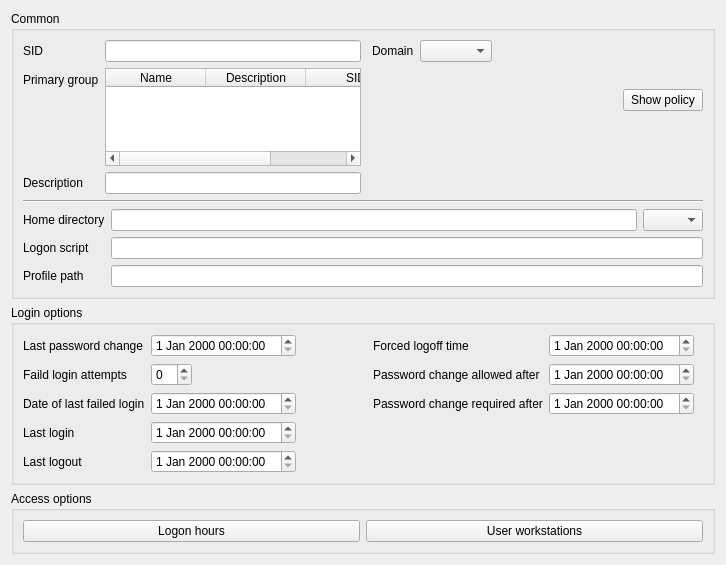
The window that agent/src/clacks/agent/data/templates/default/user-samba.ui (gonicus/clacks) describes before a commit, drawn with Qt 5.
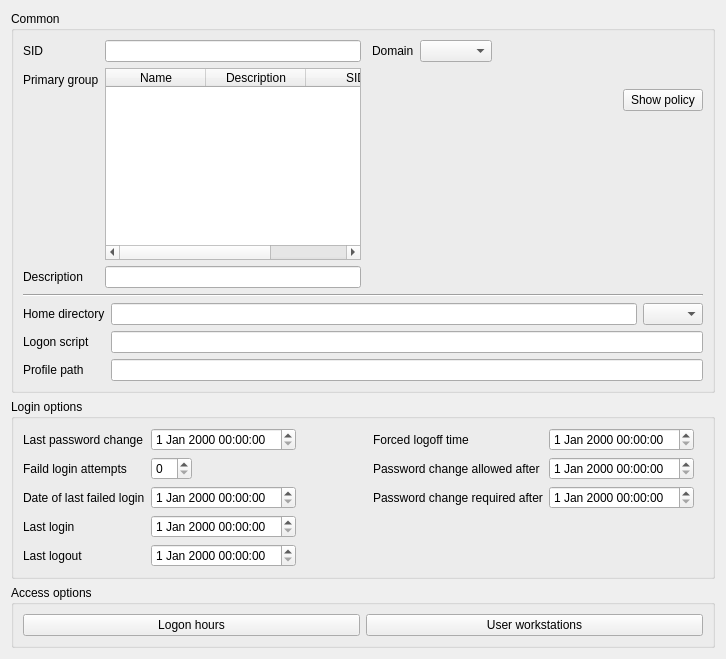
The same window after the commit. Icons and pictures are not drawn.

Patch:
```diff
--- a/agent/src/clacks/agent/data/templates/default/user-samba.ui
+++ b/agent/src/clacks/agent/data/templates/default/user-samba.ui
@@ -7,7 +7,7 @@
     <x>0</x>
     <y>0</y>
     <width>726</width>
-    <height>565</height>
+    <height>598</height>
    </rect>
   </property>
   <property name="windowTitle">
@@ -20,6 +20,12 @@
   <layout class="QGridLayout" name="gridLayout_3">
    <item row="0" column="0">
     <widget class="QGroupBox" name="groupBox_2">
+     <property name="sizePolicy">
+      <sizepolicy hsizetype="Preferred" vsizetype="MinimumExpanding">
+       <horstretch>0</horstretch>
+       <verstretch>0</verstretch>
+      </sizepolicy>
+     </property>
      <property name="title">
       <string>Common</string>
      </property>
@@ -245,6 +251,12 @@
    </item>
    <item row="1" column="0">
     <widget class="QGroupBox" name="groupBox_3">
+     <property name="sizePolicy">
+      <sizepolicy hsizetype="Preferred" vsizetype="MinimumExpanding">
+       <horstretch>0</horstretch>
+       <verstretch>0</verstretch>
+      </sizepolicy>
+     </property>
      <property name="title">
       <string>Login options</string>
      </property>
@@ -417,6 +429,12 @@
      <property name="enabled">
       <bool>true</bool>
      </property>
+     <property name="sizePolicy">
+      <sizepolicy hsizetype="Preferred" vsizetype="MinimumExpanding">
+       <horstretch>0</horstretch>
+       <verstretch>0</verstretch>
+      </sizepolicy>
+     </property>
      <property name="title">
       <string>Access options</string>
      </property>
@@ -448,6 +466,19 @@
      </layout>
     </widget>
    </item>
+   <item row="4" column="0">
+    <spacer name="verticalSpacer_3">
+     <property name="orientation">
+      <enum>Qt::Vertical</enum>
+     </property>
+     <property name="sizeHint" stdset="0">
+      <size>
+       <width>20</width>
+       <height>40</height>
+      </size>
+     </property>
+    </spacer>
+   </item>
   </layout>
   <action name="1p_actionChange_sambaPassword">
    <property name="icon">
```
Left out of the diff: 4 changed lines with no effect on the pictures.
